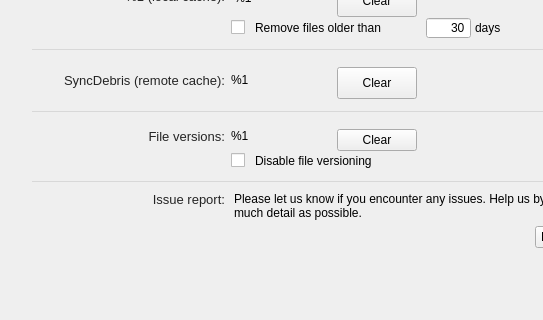
The window that src/MEGASync/gui/macx/SettingsDialog.ui (meganz/MEGAsync) describes before a commit, drawn with Qt 5; both pictures show x 0 to 543 and y 237 to 557 of the 640 by 736 pixel window.
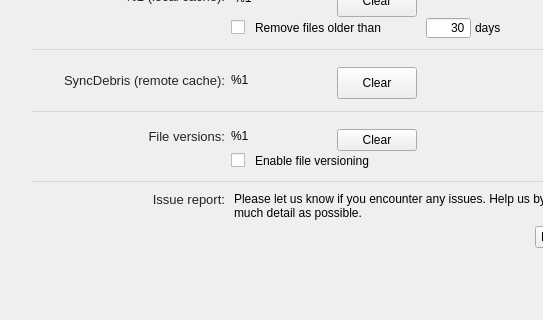
The same window after the commit. The open tabs and pages were chosen to show the change. Icons and pictures are not drawn. Custom widgets are drawn as their Qt base class.

Commit message: Update translations to fix issue with "Disable file version" string

Diff of the .ui file:
```diff
--- a/src/MEGASync/gui/macx/SettingsDialog.ui
+++ b/src/MEGASync/gui/macx/SettingsDialog.ui
@@ -1427,7 +1427,7 @@
                   </size>
                  </property>
                  <property name="text">
-                  <string>Disable file versioning</string>
+                  <string>Enable file versioning</string>
                  </property>
                 </widget>
                </item>
```
The commit also changes 19 other files.
